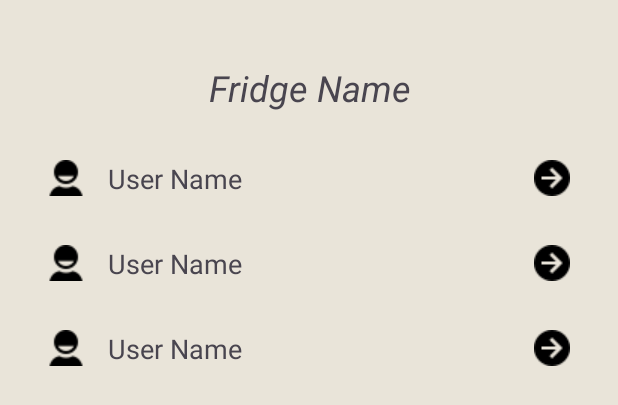
After one commit to Reprodux/fridgeFriend, an Android app: the layout activity_user_list.xml on its own in the app's theme, with its tools: preview values and no code run, on a phone screen of 412 x 824 dp. The commit adds this screen. Shown: the top 405 px of the screen. Run offline under Robolectric (Android 15) with nearby library versions, the phone set to English and light mode, and no system bars.

Commit message:
Added Fridge User List

```diff
--- a/app/src/main/java/com/example/fridge_friend/database/util/UserListContinuation.java
+++ b/app/src/main/java/com/example/fridge_friend/database/util/UserListContinuation.java
@@ -23,9 +23,9 @@ public class UserListContinuation implements Continuation<DataSnapshot, Task<Map
     public Task<Map<String,String>> then(@NonNull Task<DataSnapshot> task) {
         List<Task<DataSnapshot>> tasks = new ArrayList<>();
         DataSnapshot result = task.getResult();
-        DatabaseReference ref = result.getRef();
+        DatabaseReference ref = result.getRef().getRoot();
         for(DataSnapshot snapshot: result.getChildren()) {
-            String userId = snapshot.getValue(String.class);
+            String userId = snapshot.getKey();
             if (userId != null) {
                 tasks.add(ref.child("user").child(userId).child("name").get());
             }
--- /dev/null
+++ b/app/src/main/res/layout/activity_user_list.xml
@@ -0,0 +1,39 @@
+<?xml version="1.0" encoding="utf-8"?>
+<androidx.constraintlayout.widget.ConstraintLayout xmlns:android="http://schemas.android.com/apk/res/android"
+    xmlns:app="http://schemas.android.com/apk/res-auto"
+    xmlns:tools="http://schemas.android.com/tools"
+    android:layout_width="match_parent"
+    android:layout_height="match_parent"
+    android:background="@color/purple_background"
+    android:padding="16dp"
+    tools:context=".ShoppingListActivity">
+
+    <!-- fridge list TextView -->
+    <TextView
+        android:id="@+id/textViewFridgeNameHeader"
+        android:layout_width="match_parent"
+        android:layout_height="wrap_content"
+        android:layout_marginTop="10dp"
+        android:gravity="center"
+        android:padding="16dp"
+        android:text="Fridge Name"
+        android:textSize="24sp"
+        android:textStyle="italic"
+        app:layout_constraintEnd_toEndOf="parent"
+        app:layout_constraintStart_toStartOf="parent"
+        app:layout_constraintTop_toTopOf="parent" />
+
+    <!-- List of Items in the Fridge RecyclerView -->
+    <androidx.recyclerview.widget.RecyclerView
+        android:id="@+id/recyclerViewUserList"
+        android:layout_width="0dp"
+        android:layout_height="0dp"
+        app:layout_constraintBottom_toBottomOf="parent"
+        app:layout_constraintEnd_toEndOf="parent"
+        app:layout_constraintStart_toStartOf="parent"
+        app:layout_constraintTop_toBottomOf="@id/textViewFridgeNameHeader"
+        tools:listitem="@layout/item_user_list" />
+
+    <!-- Add Item Button -->
+
+</androidx.constraintlayout.widget.ConstraintLayout>
--- /dev/null
+++ b/app/src/main/res/layout/item_user_list.xml
@@ -0,0 +1,38 @@
+<?xml version="1.0" encoding="utf-8"?>
+<LinearLayout xmlns:android="http://schemas.android.com/apk/res/android"
+    android:layout_width="match_parent"
+    android:layout_height="wrap_content"
+    android:orientation="horizontal"
+    android:padding="16dp"
+    android:clickable="true"
+    android:focusable="true"
+    android:background="?attr/selectableItemBackground"
+    android:gravity="center_vertical">
+
+
+    <!-- Icon representing the item -->
+    <ImageView
+        android:layout_width="24dp"
+        android:layout_height="24dp"
+        android:layout_marginEnd="16dp"
+        android:contentDescription="@string/item_icon_description_user"
+        android:src="@drawable/profile_user" />
+
+    <!-- Item Name -->
+    <TextView
+        android:id="@+id/textViewUserName"
+        android:layout_width="0dp"
+        android:layout_height="wrap_content"
+        android:layout_weight="1"
+        android:text="User Name"
+        android:textSize="18sp" />
+
+    <!-- Forward Arrow -->
+    <ImageView
+        android:layout_width="24dp"
+        android:layout_height="24dp"
+        android:src="@drawable/forward_arrow"
+        android:contentDescription="@string/forward_arrow_description" />
+
+
+</LinearLayout>
```
Also changed, not shown: app/src/main/AndroidManifest.xml (+9 -1 lines), app/src/main/java/com/example/fridge_friend/FridgeUserListActivity.java (added, +145 -0 lines), app/src/main/java/com/example/fridge_friend/FridgeUsersAdapter.java (added, +94 -0 lines), app/src/main/java/com/example/fridge_friend/UserDetailsActivity.java (added, +136 -0 lines), app/src/main/java/com/example/fridge_friend/UserDetailsFragment.java (added, +57 -0 lines), app/src/main/java/com/example/fridge_friend/database/Database.java (+19 -0 lines), app/src/main/res/layout/activity_user_details.xml (added, +8 -0 lines), app/src/main/res/layout/fragment_user_details.xml (added, +48 -0 lines), app/src/main/res/values/strings.xml (+10 -0 lines).
